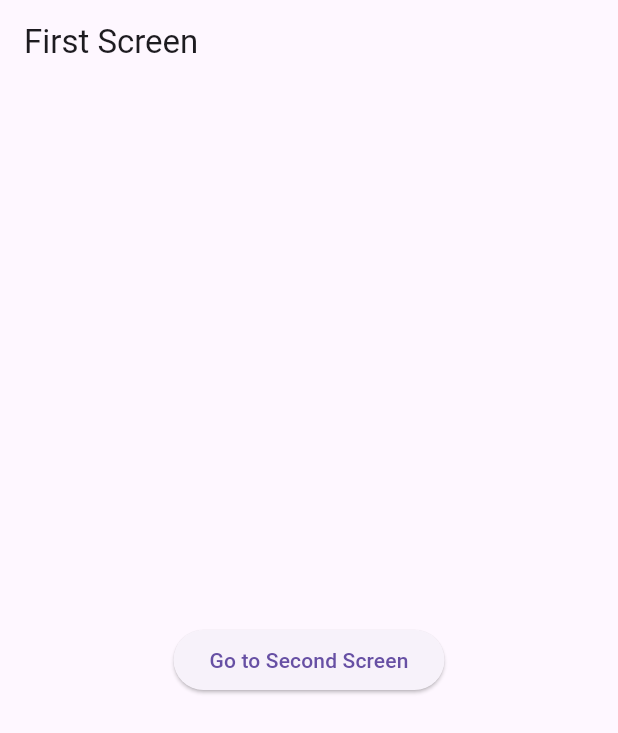
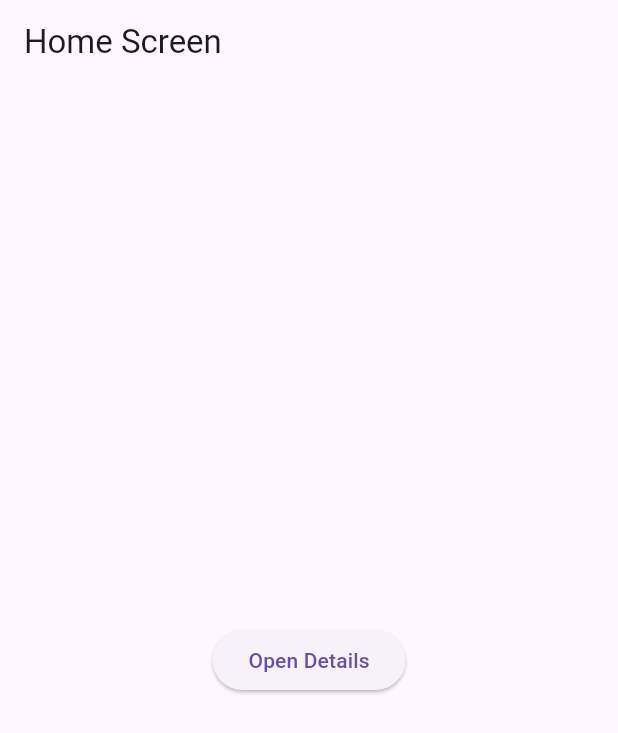
Before and after one commit to shunaria/week5-vispro, a Flutter app: the screen it shows after launch, on a phone screen of 412 x 824 dp. Shown: the top 733 px of the screen. Run offline on Flutter 3.47's test engine with Material 3 defaults, Android fonts, the phone set to English and light mode, and no system bars.

Commit message:
checkpoint 2

```diff
--- a/lib/main.dart
+++ b/lib/main.dart
@@ -7,42 +7,43 @@
   Widget build(BuildContext context) {
     return MaterialApp(
       title: 'Navigation Lab',
-      home: FirstScreen(),
+      initialRoute: '/',
+      routes: {
+        '/': (context) => HomeScreen(),
+        '/details': (context) => DetailsScreen(),
+      },
     );
   }
 }
 
-class FirstScreen extends StatelessWidget {
+class HomeScreen extends StatelessWidget {
   @override
   Widget build(BuildContext context) {
     return Scaffold(
-      appBar: AppBar(title: Text('First Screen')),
+      appBar: AppBar(title: Text('Home Screen')),
       body: Center(
         child: ElevatedButton(
-          child: Text('Go to Second Screen'),
           onPressed: () {
-            Navigator.push(
-              context,
-              MaterialPageRoute(builder: (context) => SecondScreen()),
-            );
+            Navigator.pushNamed(context, '/details',);
           },
+          child: Text('Open Details'),
         ),
       ),
     );
   }
 }
 
-class SecondScreen extends StatelessWidget {
+class DetailsScreen extends StatelessWidget {
   @override
   Widget build(BuildContext context) {
     return Scaffold(
-      appBar: AppBar(title: Text('Second Screen')),
+      appBar: AppBar(title: Text('Details Screen')),
       body: Center(
         child: ElevatedButton(
-          child: Text('Go Back'),
           onPressed: () {
             Navigator.pop(context);
           },
+          child: Text('Back to Home'),
         ),
       ),
     );
```
